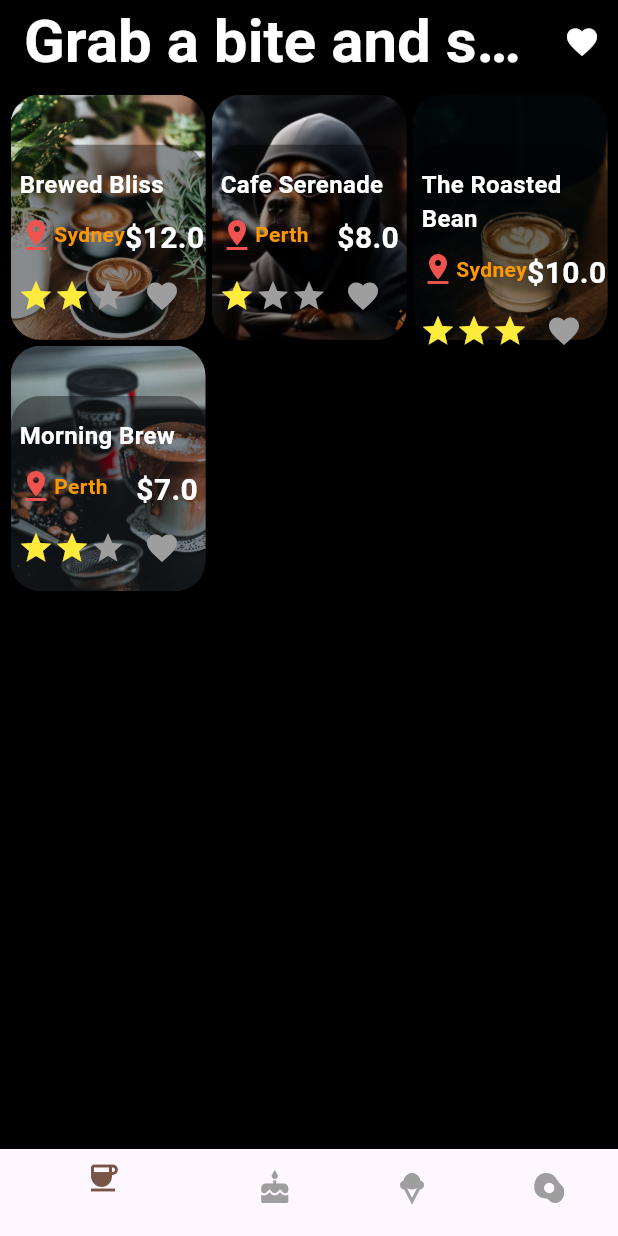
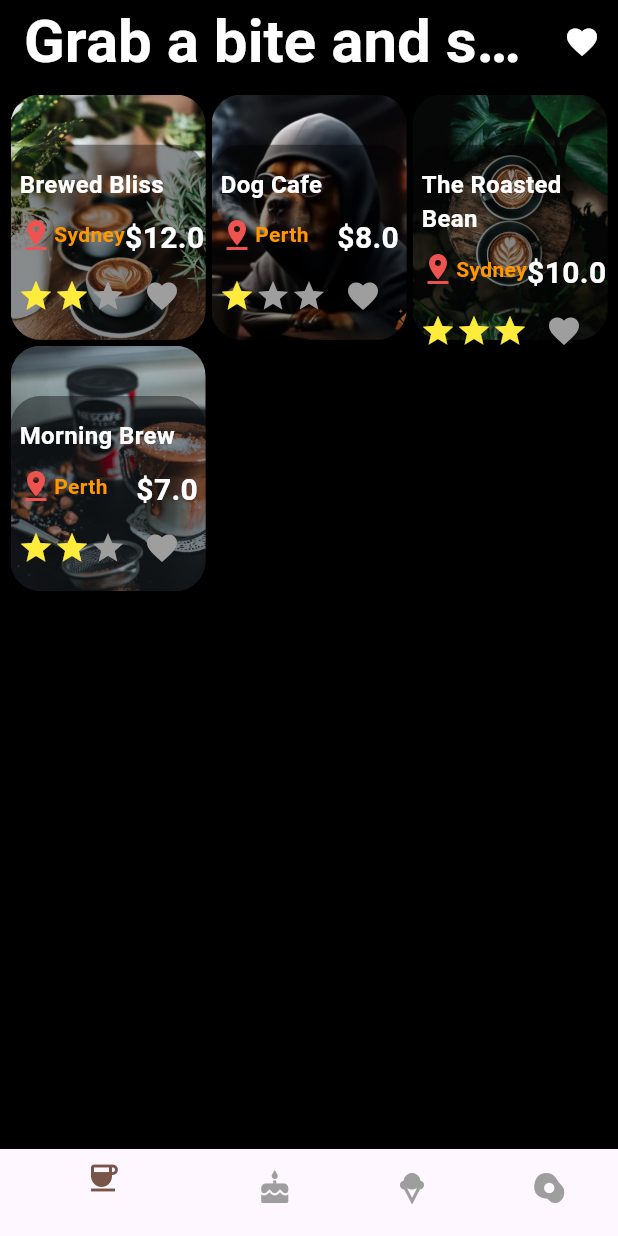
Before and after one commit to YoungjaeKimDeveloper/travel_app, a Flutter app: the screen it shows after launch, after a tap on "Get Started", on a phone screen of 412 x 824 dp. Run offline on Flutter 3.47's test engine with Material 3 defaults, Android fonts, the phone set to English and light mode, and no system bars; our stand-ins replace google_fonts; Roboto replaces fonts that are missing (Italianno).

Commit message:
Finalised the whole project

```diff
--- a/lib/main.dart
+++ b/lib/main.dart
@@ -1,7 +1,7 @@
 import 'package:flutter/material.dart';
 import 'package:provider/provider.dart';
 import 'package:travel_app/models/repository.dart';
-import 'package:travel_app/pages/cart_page.dart';
+import 'package:travel_app/pages/favorite_page.dart';
 import 'package:travel_app/pages/intro_page.dart';
 import 'package:travel_app/pages/main_page.dart';
 
@@ -25,7 +25,7 @@ class MyApp extends StatelessWidget {
       routes: {
         "/": (context) => const IntroPage(),
         "/main": (context) => MainPage(),
-        "/cart": (context) => CartPage(),
+        "/favorite": (context) => CartPage(),
       },
     );
   }
--- a/lib/models/repository.dart
+++ b/lib/models/repository.dart
@@ -15,7 +15,7 @@ class Repository extends ChangeNotifier {
     ),
     Itemlist(
       backgroundImage: "assets/images/coffees/coffee1.png",
-      title: "Cafe Serenade",
+      title: "Dog Cafe",
       location: "Perth",
       price: 8,
       review: 1,
@@ -104,7 +104,7 @@ class Repository extends ChangeNotifier {
     ),
     Itemlist(
       backgroundImage: "assets/images/chocolate/chocolate2.jpg",
-      title: "Chocolate Cravings",
+      title: "Cravings",
       location: "Sydney",
       price: 5,
       review: 1,
@@ -135,7 +135,7 @@ class Repository extends ChangeNotifier {
     ),
     Itemlist(
       backgroundImage: "assets/images/cakes/cake1.jpg",
-      title: "Chocolate",
+      title: "Berry Berry",
       location: "Perth",
       price: 18,
       review: 3,
@@ -144,7 +144,7 @@ class Repository extends ChangeNotifier {
     ),
     Itemlist(
       backgroundImage: "assets/images/cakes/cake2.jpg",
-      title: "Cheesecake",
+      title: "Cheeze world",
       location: "Sydney",
       price: 14,
       review: 1,
@@ -170,6 +170,7 @@ class Repository extends ChangeNotifier {
     itemCart.add(list);
     notifyListeners();
   }
+  //
 
   // 장바구니 method + 제거
   void deleteItem(Itemlist list) {
@@ -198,4 +199,9 @@ class Repository extends ChangeNotifier {
   List<Itemlist> getIcemcreamList() {
     return iceCreamList;
   }
+
+  // Cart 가져오기
+  List<Itemlist> getCartList() {
+    return itemCart;
+  }
 }
--- a/lib/pages/intro_page.dart
+++ b/lib/pages/intro_page.dart
@@ -55,40 +55,20 @@ class IntroPage extends StatelessWidget {
                       ),
                       children: [
                         TextSpan(
-                          text: "Explore Your  \n",
-                          style: GoogleFonts.cormorantSc(
+                          text: "\nSweet ",
+                          style: GoogleFonts.eczar(
                             textStyle: TextStyle(
-                              color: Colors.white,
+                              color: Colors.brown[100],
                               fontWeight: FontWeight.w900,
-                              fontSize: 24.0,
+                              fontSize: 30.0,
                             ),
                           ),
                         ),
                         TextSpan(
-                          text: "Destination",
-                          style: GoogleFonts.cormorantSc(
-                            textStyle: TextStyle(
-                              color: Colors.white,
-                              fontWeight: FontWeight.w900,
-                            ),
-                          ),
-                        ),
-
-                        TextSpan(
-                          text: " \nWe Provide the  ",
-                          style: GoogleFonts.cormorantSc(
-                            textStyle: TextStyle(
-                              color: Colors.white,
-                              fontWeight: FontWeight.w900,
-                            ),
-                          ),
-                        ),
-
-                        TextSpan(
-                          text: "\nWorld Best",
+                          text: "Love",
                           style: GoogleFonts.eczar(
                             textStyle: TextStyle(
-                              color: Colors.red,
+                              color: Colors.red[400],
                               fontWeight: FontWeight.w900,
                               fontSize: 30.0,
                             ),
@@ -96,7 +76,7 @@ class IntroPage extends StatelessWidget {
                         ),
 
                         TextSpan(
-                          text: " \nAccommodation",
+                          text: " \nThe Local Shop",
                           style: GoogleFonts.cormorantSc(
                             textStyle: TextStyle(
                               color: Colors.white,
@@ -105,10 +85,19 @@ class IntroPage extends StatelessWidget {
                           ),
                         ),
                         TextSpan(
-                          text: "\nStart Your journey ",
+                          text: "\nStart making",
                           style: GoogleFonts.goblinOne(
                             textStyle: TextStyle(
                               color: Colors.yellow,
+                              fontWeight: FontWeight.w900,
+                            ),
+                          ),
+                        ),
+                        TextSpan(
+                          text: "\nmemories ",
+                          style: GoogleFonts.goblinOne(
+                            textStyle: TextStyle(
+                              color: Colors.pink[50],
                               fontWeight: FontWeight.w900,
                             ),
                           ),
--- a/lib/pages/main_page.dart
+++ b/lib/pages/main_page.dart
@@ -1,8 +1,6 @@
-import 'package:flutter/foundation.dart';
 import 'package:flutter/material.dart';
 import 'package:google_fonts/google_fonts.dart';
 // Cateogry
-import "package:travel_app/models/item_list.dart";
 import 'package:travel_app/pages/cake_page.dart';
 import 'package:travel_app/pages/choco_page.dart';
 import 'package:travel_app/pages/coffee_page.dart';
@@ -40,7 +38,7 @@ class _MainPageState extends State<MainPage> {
         actions: [
           IconButton(
             onPressed: () {
-              Navigator.pushNamed(context, "/cart");
+              Navigator.pushNamed(context, "/favorite");
             },
             icon: Icon(Icons.favorite, color: Colors.white),
           ),
--- a/pubspec.yaml
+++ b/pubspec.yaml
@@ -60,6 +60,7 @@ flutter:
 
   # To add assets to your application, add an assets section, like this:
   assets:
+    - assets/images/
     - assets/images/cakes/
     - assets/images/coffees/
     - assets/images/chocolate/
```
Also changed, not shown: lib/components/favorite_tile.dart (added, +126 -0 lines), lib/pages/cart_page.dart (deleted, +0 -15 lines), lib/pages/favorite_page.dart (added, +43 -0 lines), assets/images/coffees/coffee2.jpg, assets/images/introBackground.jpg, 3 other files.
